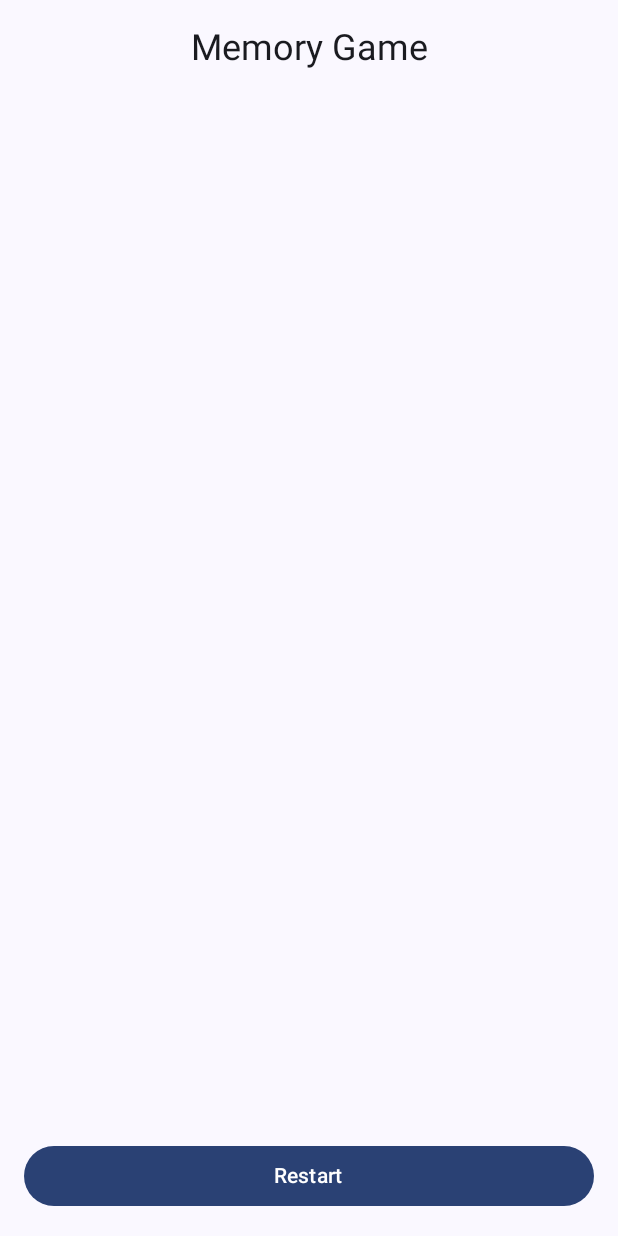
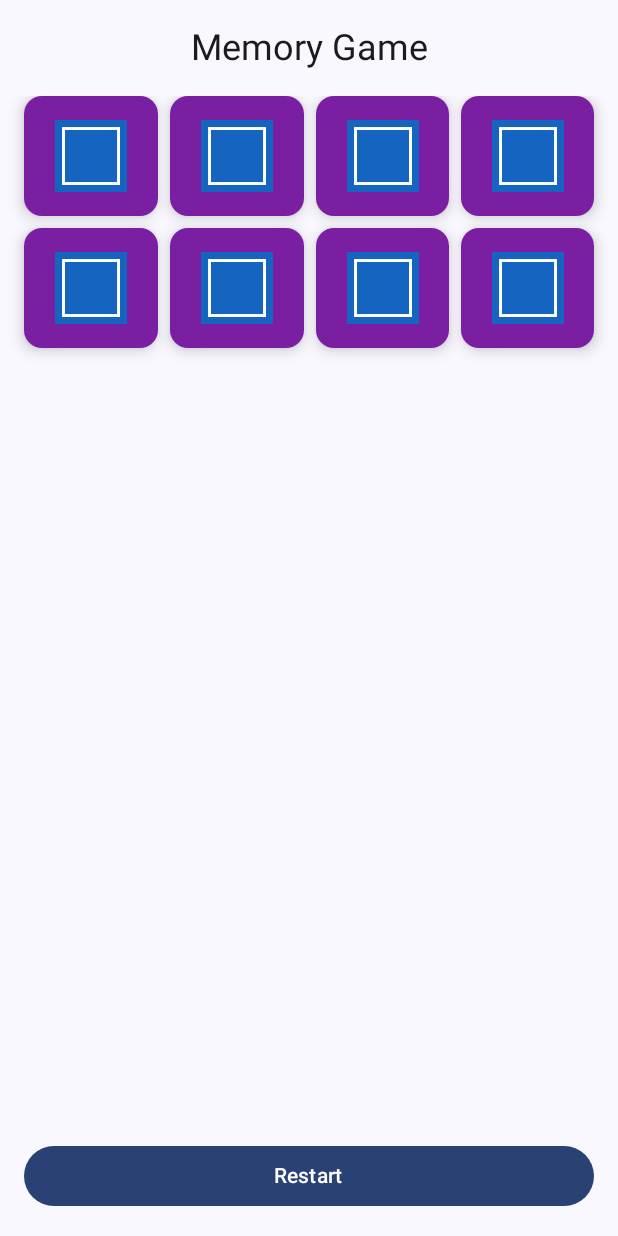
Before and after one commit to talitamorales-tech/ComposeMemory, an Android app built with Jetpack Compose: the screen it shows after launch (MainActivity), on a phone screen of 412 x 824 dp. Run offline under Robolectric (Android 15) with nearby library versions, the phone set to English and light mode, and no system bars.

Commit message:
Setting images instead of text

```diff
--- a/app/src/main/java/com/talitamorales/composememory/MemoryGameScreen.kt
+++ b/app/src/main/java/com/talitamorales/composememory/MemoryGameScreen.kt
@@ -20,6 +20,7 @@ import androidx.compose.ui.Alignment
 import androidx.compose.ui.Modifier
 import androidx.compose.ui.text.style.TextAlign
 import androidx.compose.ui.unit.dp
+import com.talitamorales.composememory.gamelogic.Card
 import com.talitamorales.composememory.gamelogic.MemoryCard
 import com.talitamorales.composememory.viewmodel.GameViewModel
 
@@ -49,7 +50,11 @@ fun MemoryGameScreen(viewModel: GameViewModel = viewModel()) {
             verticalArrangement = Arrangement.spacedBy(8.dp)
         ) {
             items(viewModel.cards, key = {it.id}) { card ->
-                MemoryCard(card) {viewModel.onCardClicked(card) }
+                MemoryCard(
+                    card = card,
+                    isMemorizing = viewModel.isMemorizing,
+                    onClick =  {viewModel.onCardClicked(card) }
+                )
             }
         }
 
--- a/app/src/main/java/com/talitamorales/composememory/gamelogic/Card.kt
+++ b/app/src/main/java/com/talitamorales/composememory/gamelogic/Card.kt
@@ -3,6 +3,7 @@ package com.talitamorales.composememory.gamelogic
 import androidx.compose.runtime.getValue
 import androidx.compose.runtime.mutableStateOf
 import androidx.compose.runtime.setValue
+import com.talitamorales.composememory.R
 
 data class Card(
     val id: Int,
@@ -13,6 +14,15 @@ data class Card(
 }
 
 fun createCards(): List<Card> {
-    val images = listOf("A", "A", "B", "B", "C", "C", "D", "D")
-    return images.shuffled().mapIndexed { index, resId -> Card(index, resId) }
+    val images = listOf(
+        R.drawable.dog,
+        R.drawable.dog,
+        R.drawable.cat,
+        R.drawable.cat,
+        R.drawable.lion,
+        R.drawable.lion,
+        R.drawable.elephant,
+        R.drawable.elephant
+    )
+    return images.shuffled().mapIndexed {index, resId -> Card(id = index, imageRes = resId)}
 }
--- a/app/src/main/java/com/talitamorales/composememory/gamelogic/MemoryCard.kt
+++ b/app/src/main/java/com/talitamorales/composememory/gamelogic/MemoryCard.kt
@@ -20,12 +20,12 @@ import androidx.compose.ui.unit.dp
 import com.talitamorales.composememory.R
 
 @Composable
-fun MemoryCard(card: Card, onClick: () -> Unit) {
+fun MemoryCard(card: Card, isMemorizing: Boolean, onClick: () -> Unit) {
 
     Card(
         modifier = Modifier
             .size(80.dp)
-            .clickable (onClick = onClick ),
+            .clickable { if (!isMemorizing) onClick() },
         shape = RoundedCornerShape(12.dp),
         elevation = CardDefaults.cardElevation(6.dp)
     ) {
--- a/app/src/main/java/com/talitamorales/composememory/viewmodel/GameViewModel.kt
+++ b/app/src/main/java/com/talitamorales/composememory/viewmodel/GameViewModel.kt
@@ -4,7 +4,6 @@ import androidx.compose.runtime.getValue
 import androidx.compose.runtime.mutableStateListOf
 import androidx.compose.runtime.mutableStateOf
 import androidx.compose.runtime.setValue
-import androidx.compose.ui.util.fastCbrt
 import androidx.lifecycle.ViewModel
 import androidx.lifecycle.viewModelScope
 import com.talitamorales.composememory.gamelogic.Card
@@ -14,7 +13,11 @@ import kotlinx.coroutines.launch
 
 class GameViewModel: ViewModel() {
 
+
     var cards = mutableStateListOf<Card>()
+        private set
+
+    var isMemorizing by mutableStateOf(true)
         private set
 
     private var selectedCards = mutableListOf<Card>()
@@ -32,9 +35,11 @@ class GameViewModel: ViewModel() {
         gameWon = false
 
         cards.forEach{it.isFaceUp = true}
+        isMemorizing = true
         viewModelScope.launch {
             delay(5000)
             cards.forEach{it.isFaceUp = false}
+            isMemorizing = false
         }
     }
 
@@ -50,7 +55,7 @@ class GameViewModel: ViewModel() {
 
             viewModelScope.launch {
                 delay(800)
-                if (first.value == second.value) {
+                if (first.imageRes == second.imageRes) {
                     first.isMatched = true
                     second.isMatched = true
                 } else {
```
Also changed, not shown: app/src/main/java/com/talitamorales/composememory/gamelogic/CardItem.kt (+13 -3 lines), app/src/main/res/drawable/card_back.png (added), app/src/main/res/drawable/cat.png (added), app/src/main/res/drawable/dog.png (added), app/src/main/res/drawable/elephant.png (added), app/src/main/res/drawable/lion.jpg (added), 159 other files.
